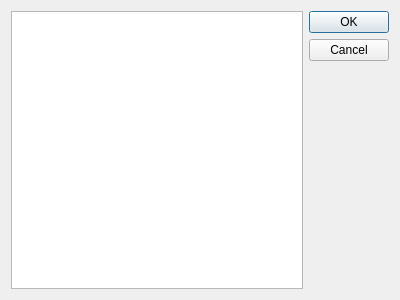
osu-uwrt/riptide_gui, file riptide_rviz/riptide_rviz/src/BaggingTopicSelection.ui: the form before one commit.
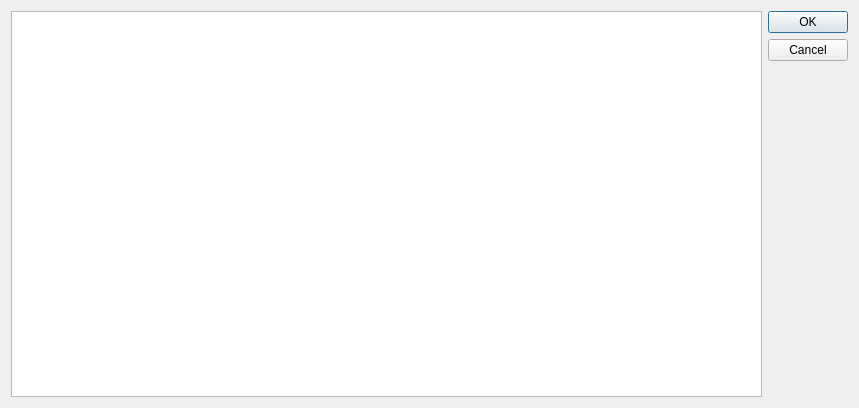
The form after the commit.

Commit message: it works! topics can be edited

The edit to the form file:
```diff
--- a/riptide_rviz/riptide_rviz/src/BaggingTopicSelection.ui
+++ b/riptide_rviz/riptide_rviz/src/BaggingTopicSelection.ui
@@ -6,8 +6,8 @@
    <rect>
     <x>0</x>
     <y>0</y>
-    <width>400</width>
-    <height>300</height>
+    <width>859</width>
+    <height>408</height>
    </rect>
   </property>
   <property name="windowTitle">
@@ -15,7 +15,7 @@
   </property>
   <layout class="QHBoxLayout" name="horizontalLayout_2">
    <item>
-    <widget class="QListView" name="topicSelector"/>
+    <widget class="QTableView" name="topicSelector"/>
    </item>
    <item>
     <widget class="QDialogButtonBox" name="dialogButtons">
```
The commit also changes 4 other files.
